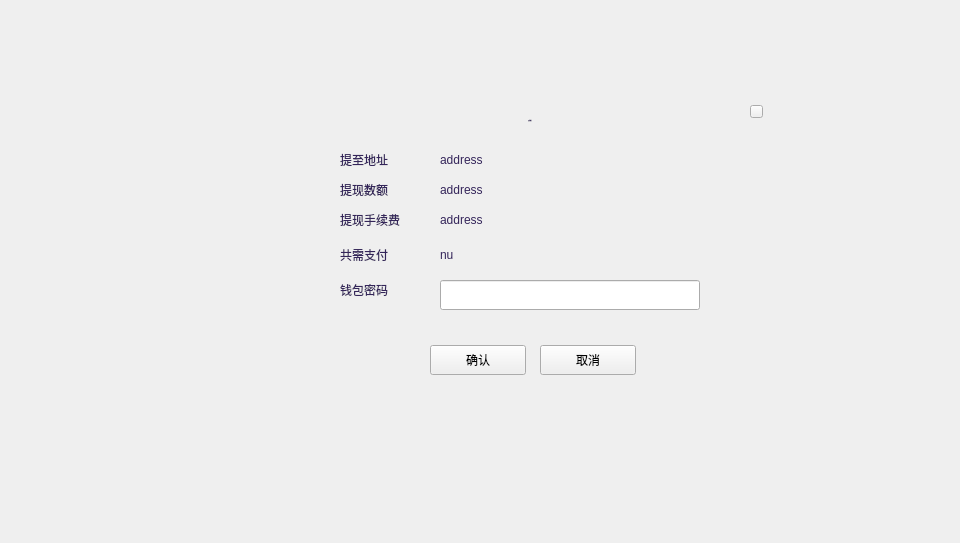
This is LNKWallet/withdrawpage/WithdrawConfirmWidget.ui in HcashOrg/hx-indicator as Qt 5 draws it before an edit. The edited form follows.
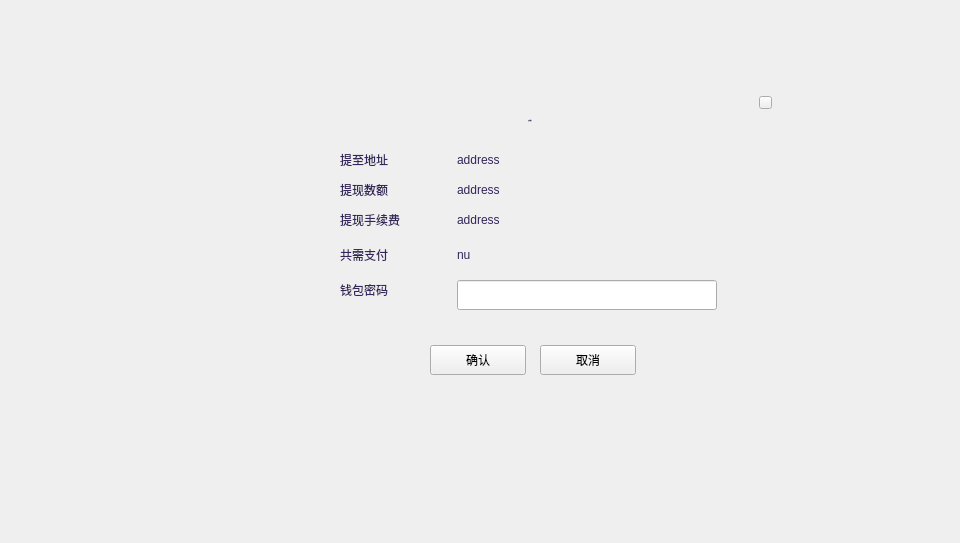
This is the edited form.

```diff
--- a/LNKWallet/withdrawpage/WithdrawConfirmWidget.ui
+++ b/LNKWallet/withdrawpage/WithdrawConfirmWidget.ui
@@ -63,9 +63,9 @@
     <widget class="QLabel" name="label_address">
      <property name="geometry">
       <rect>
-       <x>140</x>
+       <x>157</x>
        <y>65</y>
-       <width>331</width>
+       <width>311</width>
        <height>21</height>
       </rect>
      </property>
@@ -85,7 +85,7 @@
       <rect>
        <x>40</x>
        <y>125</y>
-       <width>71</width>
+       <width>111</width>
        <height>20</height>
       </rect>
      </property>
@@ -100,7 +100,7 @@
     <widget class="QLabel" name="label_totalNumber">
      <property name="geometry">
       <rect>
-       <x>140</x>
+       <x>157</x>
        <y>160</y>
        <width>260</width>
        <height>20</height>
@@ -133,7 +133,7 @@
     <widget class="QLabel" name="label_actualNumber">
      <property name="geometry">
       <rect>
-       <x>140</x>
+       <x>157</x>
        <y>95</y>
        <width>241</width>
        <height>20</height>
@@ -152,7 +152,7 @@
       <rect>
        <x>40</x>
        <y>160</y>
-       <width>71</width>
+       <width>111</width>
        <height>20</height>
       </rect>
      </property>
@@ -169,7 +169,7 @@
       <rect>
        <x>40</x>
        <y>95</y>
-       <width>71</width>
+       <width>111</width>
        <height>20</height>
       </rect>
      </property>
@@ -186,7 +186,7 @@
       <rect>
        <x>40</x>
        <y>195</y>
-       <width>71</width>
+       <width>111</width>
        <height>20</height>
       </rect>
      </property>
@@ -217,7 +217,7 @@
     <widget class="QLabel" name="label_feeNumber">
      <property name="geometry">
       <rect>
-       <x>140</x>
+       <x>157</x>
        <y>125</y>
        <width>261</width>
        <height>20</height>
@@ -236,7 +236,7 @@
       <rect>
        <x>40</x>
        <y>65</y>
-       <width>91</width>
+       <width>111</width>
        <height>20</height>
       </rect>
      </property>
@@ -251,7 +251,7 @@
     <widget class="QLineEdit" name="lineEdit">
      <property name="geometry">
       <rect>
-       <x>140</x>
+       <x>157</x>
        <y>195</y>
        <width>260</width>
        <height>30</height>
@@ -264,8 +264,8 @@
     <widget class="QToolButton" name="closeBtn">
      <property name="geometry">
       <rect>
-       <x>450</x>
-       <y>20</y>
+       <x>459</x>
+       <y>11</y>
        <width>13</width>
        <height>13</height>
       </rect>
```
Left out of the diff: 18 changed lines with no effect on the pictures.
